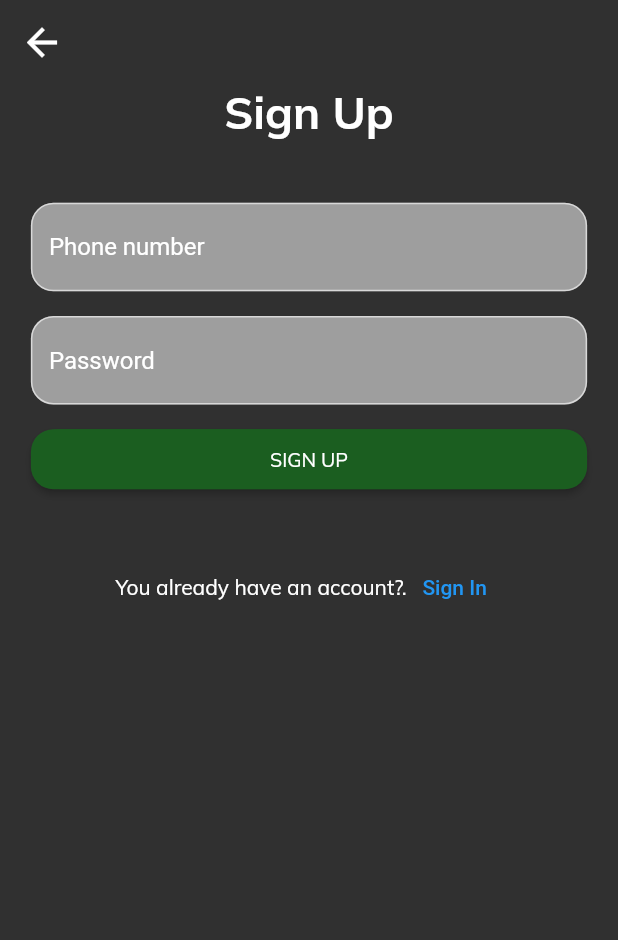
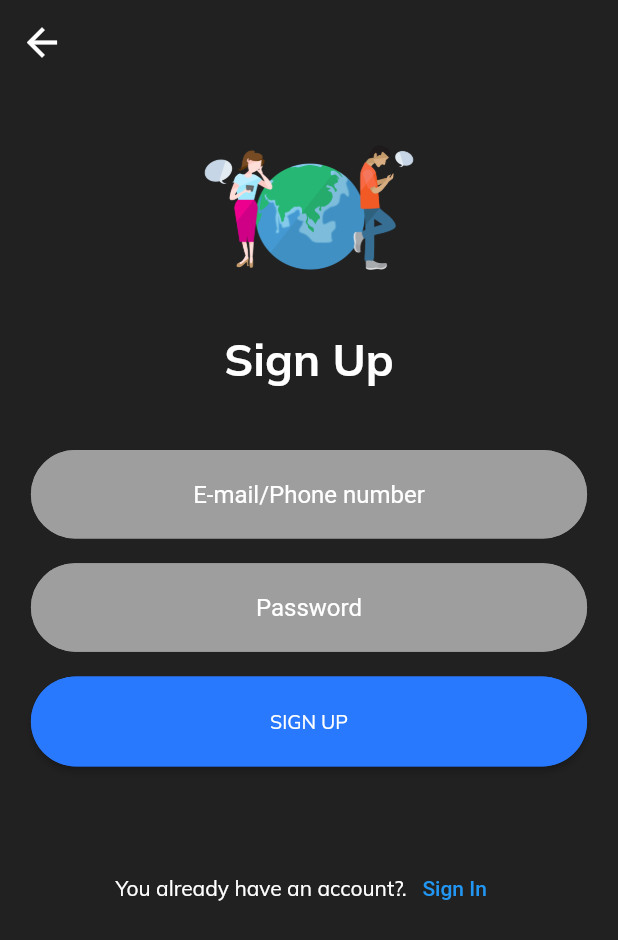
Before and after one commit to Olamidotune/Chat-Buddy, a Flutter app: the screen it shows after launch, after a tap on "SIGN UP", on a phone screen of 412 x 824 dp. Shown: the top 940 px of the screen. Run offline on Flutter 3.47's test engine with Material 2 defaults, Android fonts, the phone set to English and light mode, and no system bars; our stand-ins replace animated_text_kit, firebase_auth, firebase_core, google_fonts, sizer; accounts and stored records are empty.

Commit message:
added animations and firebase auth

```diff
--- /dev/null
+++ b/lib/constants.dart
@@ -0,0 +1,29 @@
+import 'package:flutter/material.dart';
+
+const kTextFieldDecoration = InputDecoration(
+  fillColor: Colors.grey,
+  filled: true,
+
+  hintText: '',
+  hintStyle: TextStyle(
+    color: Colors.white,
+  ),
+  border: OutlineInputBorder(
+    borderRadius: BorderRadius.all(
+      Radius.circular(32),
+    ),
+  ),
+  enabled: true,
+  enabledBorder: OutlineInputBorder(
+    borderSide: BorderSide(color: Colors.grey, width: 1.0),
+    borderRadius: BorderRadius.all(
+      Radius.circular(32),
+    ),
+  ),
+  focusedBorder: OutlineInputBorder(
+    borderSide: BorderSide(color: Colors.grey, width: 3.0),
+    borderRadius: BorderRadius.all(
+      Radius.circular(32),
+    ),
+  ),
+);
--- a/lib/main.dart
+++ b/lib/main.dart
@@ -2,10 +2,17 @@ import 'package:chatbuddy/screens/chat_screen.dart';
 import 'package:chatbuddy/screens/signin_screen.dart';
 import 'package:chatbuddy/screens/signup_screen.dart';
 import 'package:chatbuddy/screens/welcome_screen.dart';
+import 'package:firebase_core/firebase_core.dart';
 import 'package:flutter/material.dart';
 import 'package:sizer/sizer.dart';
 
-void main() {
+void main() async {
+  WidgetsFlutterBinding.ensureInitialized();
+
+  await Firebase.initializeApp();
+    //initilization of Firebase app
+
+  // other Firebase service initialization
   runApp(const MyApp());
 }
 
--- a/lib/screens/signup_screen.dart
+++ b/lib/screens/signup_screen.dart
@@ -1,12 +1,12 @@
+import 'package:chatbuddy/constants.dart';
+import 'package:chatbuddy/screens/chat_screen.dart';
 import 'package:chatbuddy/screens/signin_screen.dart';
+import 'package:firebase_auth/firebase_auth.dart';
 import 'package:flutter/material.dart';
-import 'package:flutter/src/widgets/container.dart';
-import 'package:flutter/src/widgets/framework.dart';
 import 'package:google_fonts/google_fonts.dart';
 import 'package:sizer/sizer.dart';
 
 import '../widgets/button.dart';
-import '../widgets/myformfield.dart';
 
 class SignUpScreen extends StatefulWidget {
   static const String routeName = 'SignUpScreen';
@@ -17,9 +17,15 @@ class SignUpScreen extends StatefulWidget {
 }
 
 class _SignUpScreen extends State<SignUpScreen> {
+
+  final _auth = FirebaseAuth.instance;
+  late String email;
+  late String password;
+
   @override
   Widget build(BuildContext context) {
-    return  Scaffold(
+    return Scaffold(
+      backgroundColor: Colors.grey.shade900,
       appBar: AppBar(
         elevation: 0,
         backgroundColor: Colors.transparent,
@@ -31,41 +37,75 @@ class _SignUpScreen extends State<SignUpScreen> {
           ),
         ),
       ),
-      body: Padding(
+      body: SingleChildScrollView(
+        physics: const BouncingScrollPhysics(),
+        child: Padding(
           padding: EdgeInsets.symmetric(horizontal: 5.0.w),
           child: Column(
             crossAxisAlignment: CrossAxisAlignment.center,
             children: [
+              Hero(
+                tag: 'logo',
+                child: SizedBox(
+                  height: 20.h,
+                  child: Image.asset('assets/pngs/logo.png'),
+                ),
+              ),
               Text(
                 'Sign Up',
                 style: GoogleFonts.mulish(
-                textStyle:
-                    const TextStyle(fontSize: 30, fontWeight: FontWeight.bold),
+                  textStyle: const TextStyle(
+                      fontSize: 30, fontWeight: FontWeight.bold),
                 ),
               ),
               SizedBox(
                 height: 5.h,
               ),
-            const MyFormField(
-              myHintText: 'Phone number',
+              TextFormField(
+                textAlign: TextAlign.center,
+                keyboardType: TextInputType.emailAddress,
+                textInputAction: TextInputAction.next,
+                onChanged: (value) {
+                  email = value;
+                },
+                decoration: kTextFieldDecoration.copyWith(
+                    hintText: 'E-mail/Phone number'),
               ),
               SizedBox(
                 height: 2.h,
               ),
-            const MyFormField(
-              myHintText: 'Password',
+              TextFormField(
+                textAlign: TextAlign.center,
+                obscureText: true,
+                keyboardType: TextInputType.text,
+                textInputAction: TextInputAction.done,
+                onChanged: (value) {
+                  password = value;
+                },
+                decoration: kTextFieldDecoration.copyWith(hintText: 'Password'),
               ),
               SizedBox(
                 height: 2.h,
               ),
               Button(
                 action: 'SIGN UP',
-             buttonColor: Colors.green.shade900,
-              onPressed: () {},
+                buttonColor: Colors.blueAccent.shade400,
+                onPressed: () async {
+                  try {
+                    final newUser = await _auth.createUserWithEmailAndPassword(
+                        email: email, password: password);
+                    if (newUser != null) {
+                      Navigator.of(context)
+                          .popAndPushNamed(ChatScreen.routeName);
+                    }
+                  } catch (e) {
+                    print(e);
+                  }
+                  ;
+                },
               ),
-
               SizedBox(
-              height: 5.h,
+                height: 7.h,
               ),
               Row(
                 mainAxisAlignment: MainAxisAlignment.center,
@@ -76,14 +116,17 @@ class _SignUpScreen extends State<SignUpScreen> {
                   ),
                   TextButton(
                     onPressed: () {
-                     Navigator.of(context).popAndPushNamed(SignInScreen.routeName);
+                      Navigator.of(context)
+                          .popAndPushNamed(SignInScreen.routeName);
                     },
-                    child: const Text('Sign In'))
+                    child: const Text('Sign In'),
+                  ),
                 ],
               ),
             ],
           ),
         ),
+      ),
     );
   }
 }
--- a/lib/screens/welcome_screen.dart
+++ b/lib/screens/welcome_screen.dart
@@ -1,9 +1,8 @@
-import 'package:chatbuddy/screens/chat_screen.dart';
+import 'package:animated_text_kit/animated_text_kit.dart';
 import 'package:chatbuddy/screens/signin_screen.dart';
 import 'package:chatbuddy/screens/signup_screen.dart';
 import 'package:chatbuddy/widgets/button.dart';
 import 'package:flutter/material.dart';
-import 'package:google_fonts/google_fonts.dart';
 import 'package:sizer/sizer.dart';
 
 class WelcomeScreen extends StatefulWidget {
@@ -14,19 +13,53 @@ class WelcomeScreen extends StatefulWidget {
   State<WelcomeScreen> createState() => _WelcomeScreenState();
 }
 
-class _WelcomeScreenState extends State<WelcomeScreen> {
+class _WelcomeScreenState extends State<WelcomeScreen>
+    with SingleTickerProviderStateMixin {
+  late AnimationController controller;
+  late Animation animation;
+
+  @override
+  void initState() {
+    controller = AnimationController(
+      vsync: this,
+      duration: const Duration(
+        seconds: 1,
+      ),
+    );
+
+    animation = ColorTween(begin: Colors.blueGrey, end: Colors.grey.shade900)
+        .animate(controller);
+
+    controller.forward();
+
+    controller.addListener(() {
+      setState(() {});
+    });
+    super.initState();
+  }
+
+  @override
+  void dispose() {
+    animation.isDismissed;
+    super.dispose();
+  }
+
   @override
   Widget build(BuildContext context) {
     return Scaffold(
+      backgroundColor: animation.value,
       appBar: AppBar(
         elevation: 0,
         backgroundColor: Colors.transparent,
-        title: Text(
+        title: AnimatedTextKit(
+          animatedTexts: [
+            TypewriterAnimatedText(
               'Chat Buddy',
-          style: GoogleFonts.mulish(
-            textStyle:
-                const TextStyle(fontSize: 30, fontWeight: FontWeight.bold),
+              speed: const Duration(
+                milliseconds: 120,
               ),
+            ),
+          ],
         ),
       ),
       extendBodyBehindAppBar: true,
@@ -35,9 +68,17 @@ class _WelcomeScreenState extends State<WelcomeScreen> {
           mainAxisAlignment: MainAxisAlignment.spaceBetween,
           children: [
             SizedBox(
-              height: 10.h,
+              height: 1.h,
             ),
-            Image.asset('assets/pngs/logo.png'),
+            Hero(
+              tag: 'logo',
+              child: SizedBox(
+                height: 60.h,
+                child: Image.asset(
+                  'assets/pngs/logo.png',
+                ),
+              ),
+            ),
             Padding(
               padding: const EdgeInsets.symmetric(horizontal: 15.0),
               child: Button(
@@ -67,7 +108,8 @@ class _WelcomeScreenState extends State<WelcomeScreen> {
                       builder: (context) => const SignUpScreen(),
                     ),
                   );
-                  }),
+                },
+              ),
             ),
           ],
         ),
--- a/lib/widgets/button.dart
+++ b/lib/widgets/button.dart
@@ -20,14 +20,15 @@ class Button extends StatelessWidget {
       padding: const EdgeInsets.symmetric(horizontal: 0.0),
       child: Container(
         width: double.infinity,
-        height: 40,
+        height:60 ,
         decoration: BoxDecoration(
           color: buttonColor,
           borderRadius: BorderRadius.circular(
-            20,
+            32,
           ),
         ),
         child: ElevatedButton(
+
           style: ButtonStyle(
             backgroundColor: MaterialStateProperty.resolveWith<Color>(
                 (Set<MaterialState> states) {
@@ -41,7 +42,7 @@ class Button extends StatelessWidget {
             shape: MaterialStateProperty.all<RoundedRectangleBorder>(
               const RoundedRectangleBorder(
                 borderRadius: BorderRadius.all(
-                  Radius.circular(15),
+                  Radius.circular(32),
                 ),
               ),
             ),
--- a/lib/widgets/myformfield.dart
+++ b/lib/widgets/myformfield.dart
@@ -1,3 +1,4 @@
+
 import 'package:flutter/material.dart';
 
 class MyFormField extends StatelessWidget {
@@ -11,20 +12,7 @@ class MyFormField extends StatelessWidget {
   @override
   Widget build(BuildContext context) {
     return TextFormField(
-      decoration: InputDecoration(
-        fillColor: Colors.grey,
-        filled: true,
-        hintText: myHintText,
-        hintStyle: const TextStyle(
-          color: Colors.white,
-        ),
-        border: OutlineInputBorder(
-          borderRadius: BorderRadius.circular(15),
-          borderSide: const BorderSide(
-            width: 1,
-          ),
-        ),
-      ),
+
     );
   }
 }
--- a/pubspec.yaml
+++ b/pubspec.yaml
@@ -38,6 +38,10 @@ dependencies:
   cupertino_icons: ^1.0.2
   sizer: ^2.0.15
   google_fonts: ^3.0.1
+  animated_text_kit: ^4.2.2
+  firebase_auth: ^4.1.5
+  cloud_firestore: ^4.1.0
+  firebase_core: ^2.3.0
 
 dev_dependencies:
   flutter_test:
```
Also changed, not shown: lib/screens/chat_screen.dart (+28 -3 lines), lib/screens/signin_screen.dart (+55 -12 lines), pubspec.lock, 7 other files. Lines whose indentation alone changed are shown as unchanged.
